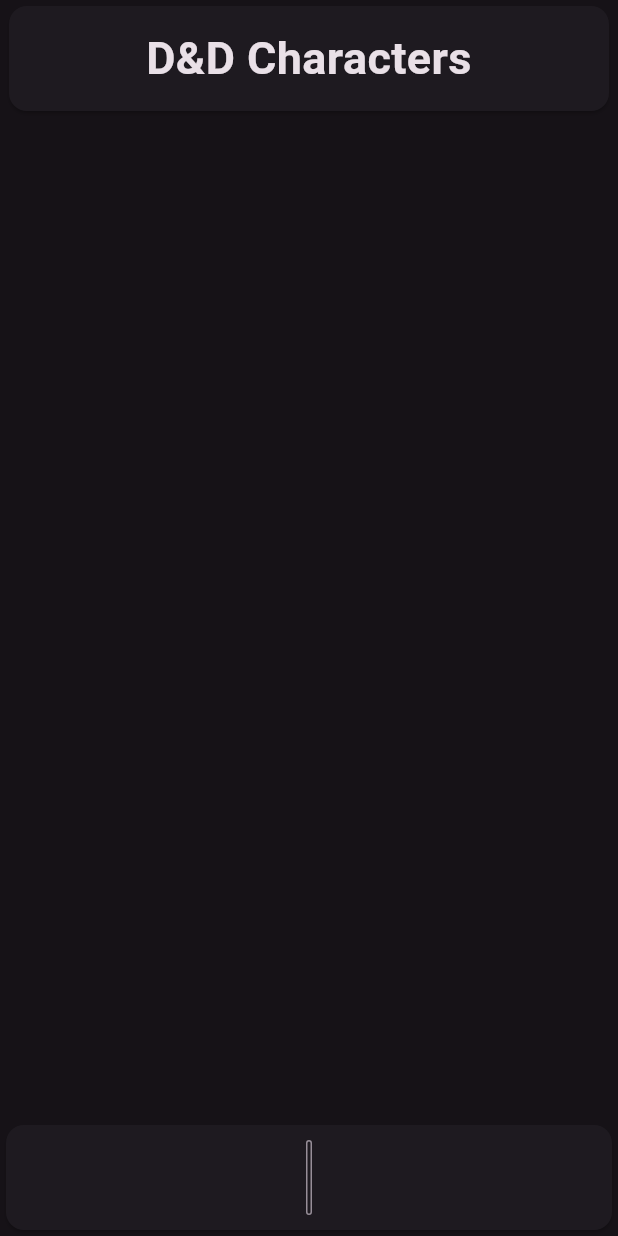
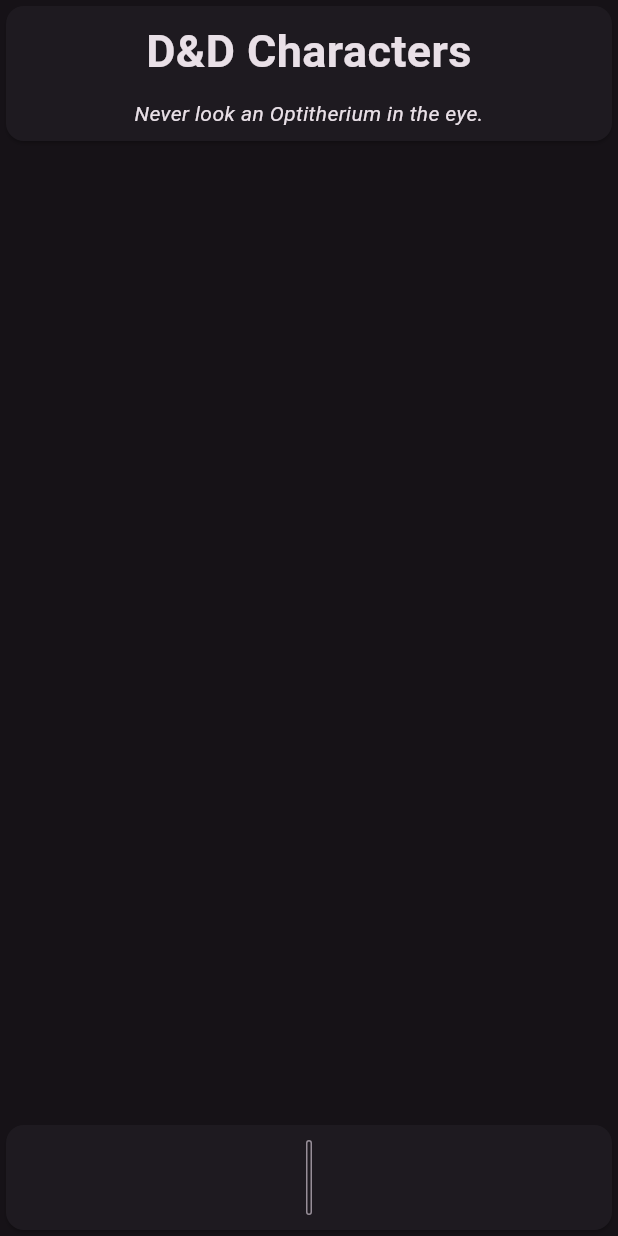
Before and after one commit to jematson/dnd_sheet, a Flutter app: the screen it shows after launch, on a phone screen of 412 x 824 dp. Run offline on Flutter 3.47's test engine with Material 3 defaults, Android fonts, the phone set to English and light mode, and no system bars; missing offline and left inert: window_manager.

Commit message:
Add splash text to home page

```diff
--- a/lib/main.dart
+++ b/lib/main.dart
@@ -4,12 +4,13 @@
 import './classes/classes.dart';
 import 'package:uuid/uuid.dart';
 import 'package:window_manager/window_manager.dart';
+import 'dart:math';
 
 void main() async {
   WidgetsFlutterBinding.ensureInitialized();
   await windowManager.ensureInitialized();
 
-  const minimumSize = Size(765, 250);
+  const minimumSize = Size(765, 400);
 
   WindowOptions windowOptions = const WindowOptions(
     minimumSize: minimumSize
@@ -51,6 +52,8 @@
   final characterManager = CharacterManager();
   bool _isLoading = false;
 
+  final int _splashIndex = Random().nextInt(splashTexts.length);
+
   @override
   void initState() {
     super.initState();
@@ -78,12 +81,21 @@
         children: [
           Card(
             child: SizedBox(
-              width: 400,
-              height: 70,
+              height: 90,
               child: Center(
-                child: Text("D&D Characters",
-                  textAlign: .center,
-                  style: TextStyle(fontSize: 30, fontWeight: .bold)
+                child: Column(
+                  spacing: 10,
+                  mainAxisAlignment: .center,
+                  children: [
+                    Text("D&D Characters",
+                      textAlign: .center,
+                      style: TextStyle(fontSize: 30, fontWeight: .bold)
+                    ),
+                    Text(splashTexts[_splashIndex],
+                      textAlign: .center,
+                      style: TextStyle(fontStyle: .italic)
+                    )
+                  ],
                 )
               )
             )
@@ -199,3 +211,22 @@
     );
   }
 }
+
+
+List<String> splashTexts = [
+  "You can press ctrl-s to save your sheet. Obviously.",
+  "Pure Alaskan coding",
+  "Roll for initiative",
+  "Go on, cast Fireball",
+  "Don't forget to tip your DM",
+  "Been there, done that",
+  "When in doubt, Eldritch Blast",
+  "Lukas smells like dead salmon",
+  ":P",
+  ":)",
+  "Never look an Optitherium in the eye.",
+  "Always make direct eye contact with the Optitherium, it's only polite.",
+  "If you give a Warforged a glock...",
+  "Not formally endorsed by the University of Alaska Fairbanks",
+  "Gabriel, you forgot your wallet"
+];
```
